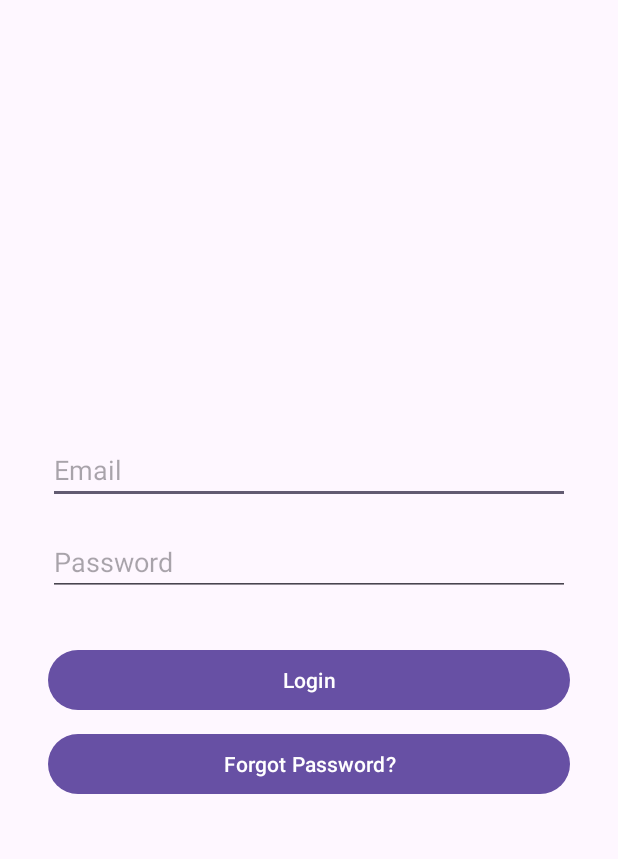
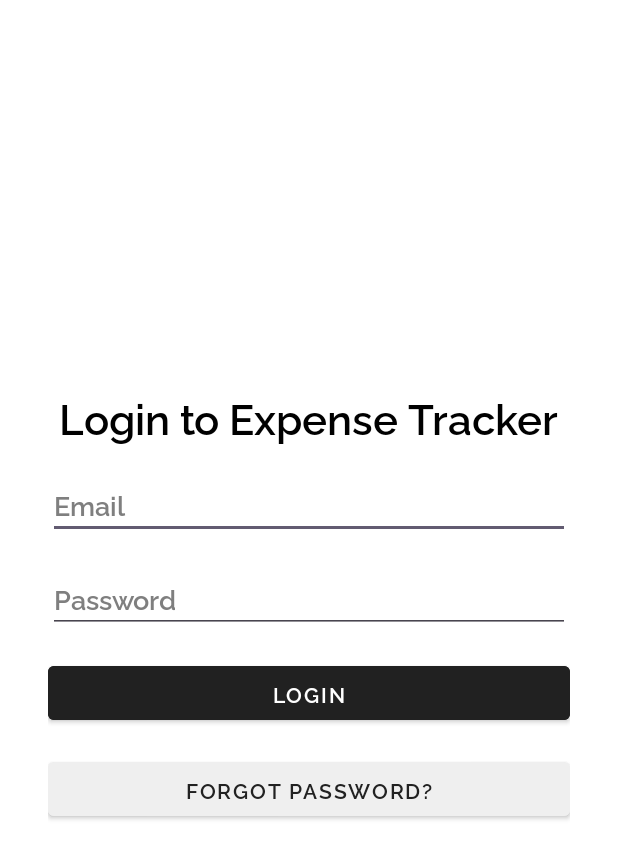
Before and after one commit to Skinnyytallboy/expensetrackerApp, an Android app: the LoginActivity screen opened directly, with no data from a screen before it, on a phone screen of 412 x 824 dp. Shown: the top 859 px of the screen. Run offline under Robolectric (Android 15) with nearby library versions, the phone set to English and light mode, and no system bars; our stand-ins replace Firebase (no records; nobody signed in at launch, a user with empty details on screens opened directly).

Commit message:
style: improve UI

```diff
--- a/app/src/main/res/layout/activity_login.xml
+++ b/app/src/main/res/layout/activity_login.xml
@@ -3,40 +3,77 @@
     android:layout_width="match_parent"
     android:layout_height="match_parent"
     android:orientation="vertical"
+    android:background="@color/white"
     android:padding="32dp"
     android:gravity="center">
 
-    <!-- Email input -->
+    <TextView
+        android:id="@+id/tvLoginheader"
+        android:layout_width="wrap_content"
+        android:layout_height="wrap_content"
+        android:layout_marginBottom="16dp"
+        android:fontFamily="@font/raleway_semibold"
+        android:text="Login to Expense Tracker"
+        android:textAlignment="center"
+        android:textColor="@android:color/black"
+        android:textSize="28sp" />
+
     <EditText
         android:id="@+id/etEmail"
         android:layout_width="match_parent"
         android:layout_height="wrap_content"
+        android:layout_marginBottom="16dp"
+        android:fontFamily="@font/raleway_semibold"
         android:hint="Email"
         android:inputType="textEmailAddress"
-        android:layout_marginBottom="16dp" />
+        android:textColor="#000000"
+        android:textColorHighlight="#000000"
+        android:textColorHint="#7F7F7F"
+        android:textColorLink="#000000" />
 
-    <!-- Password input -->
     <EditText
         android:id="@+id/etPassword"
         android:layout_width="match_parent"
         android:layout_height="wrap_content"
+        android:layout_marginBottom="16dp"
+        android:fontFamily="@font/raleway_semibold"
         android:hint="Password"
         android:inputType="textPassword"
-        android:layout_marginBottom="32dp" />
+        android:textColor="#000000"
+        android:textColorHighlight="#000000"
+        android:textColorHint="#7F7F7F"
+        android:textColorLink="#000000" />
 
-    <!-- Login Button -->
     <Button
         android:id="@+id/btnLogin"
+        style="@style/Widget.MaterialComponents.Button"
         android:layout_width="match_parent"
         android:layout_height="wrap_content"
-        android:text="Login" />
+        android:layout_marginBottom="16dp"
+        android:backgroundTint="#212121"
+        android:fontFamily="@font/raleway_semibold"
+        android:text="Login"
+        android:textColor="@color/white"
+        android:textColorLink="#FFFFFF" />
+
+    <ProgressBar
+        android:id="@+id/progressBar"
+        android:layout_width="wrap_content"
+        android:layout_height="wrap_content"
+        android:visibility="gone"
+        android:layout_gravity="center"
+        android:indeterminate="true" />
 
     <Button
         android:id="@+id/btnForgotPassword"
+        style="@style/Widget.MaterialComponents.Button"
         android:layout_width="match_parent"
         android:layout_height="wrap_content"
         android:text="Forgot Password?"
-        android:layout_below="@id/btnLogin"
-        android:layout_marginTop="8dp"/>
+        android:fontFamily="@font/raleway_semibold"
+        android:textColor="#212121"
+        android:backgroundTint="#EFEFEF"
+        android:layout_marginTop="0dp"
+        android:layout_marginBottom="16dp"/>
 
 </LinearLayout>
```
Also changed, not shown: app/src/main/java/com/stb/expensetrackerapp/LoginActivity.java (+58 -14 lines).
